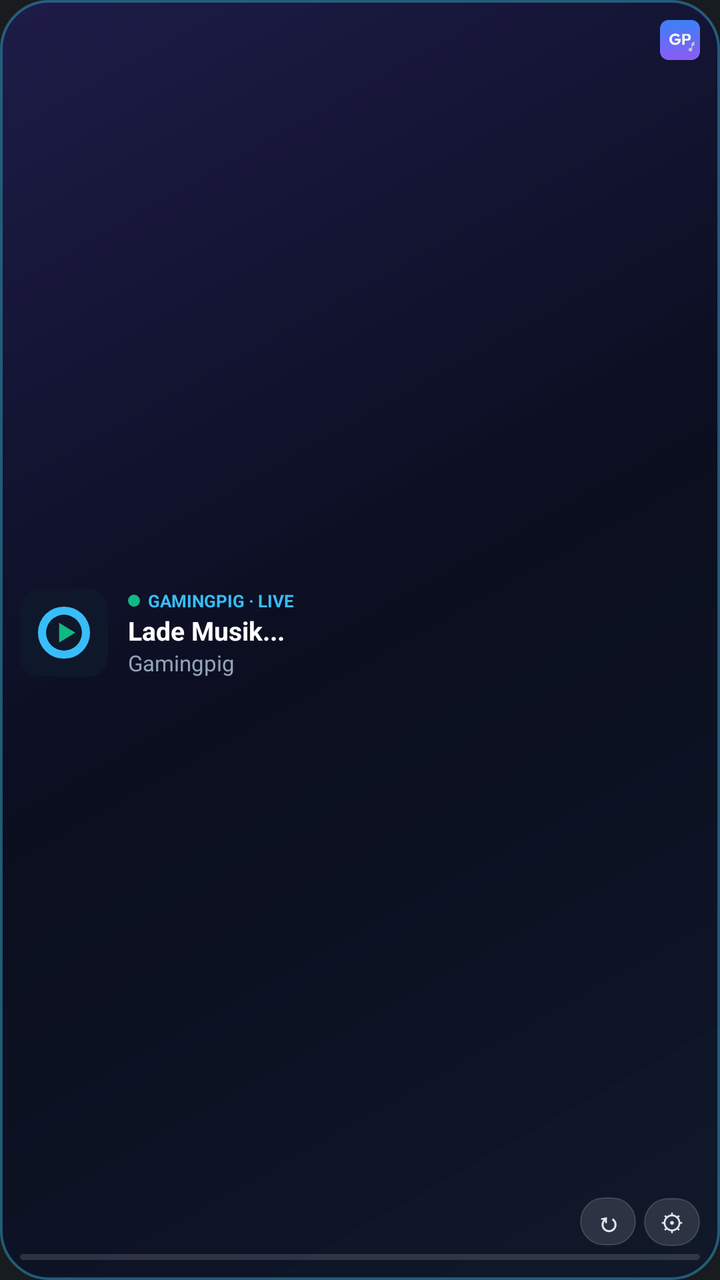
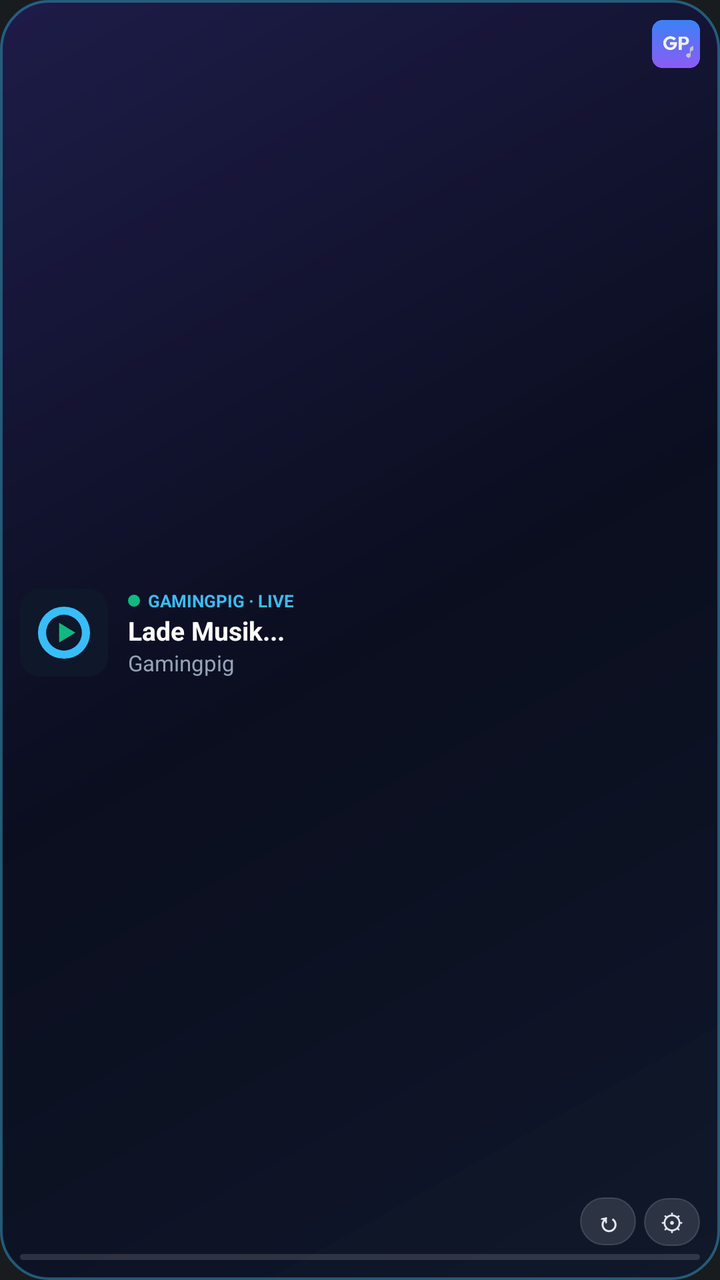

Two renders of the same Android screen: before a commit and after it. Below are the layout's source before the change and the commit's diff.
<!-- AndroidManifest.xml: application theme android:Theme.DeviceDefault.NoActionBar -->
<!-- res/layout/widget_layout_compact.xml -->
<?xml version="1.0" encoding="utf-8"?>
<FrameLayout xmlns:android="http://schemas.android.com/apk/res/android"
    android:id="@+id/widget_root"
    android:layout_width="match_parent"
    android:layout_height="match_parent"
    android:background="@drawable/widget_bg_liquid">

    <ImageView
        android:id="@+id/widget_bg_image"
        android:layout_width="match_parent"
        android:layout_height="match_parent"
        android:scaleType="fitXY"
        android:visibility="gone" />

    <LinearLayout
        android:layout_width="match_parent"
        android:layout_height="match_parent"
        android:gravity="center_vertical"
        android:orientation="vertical"
        android:padding="10dp">

        <LinearLayout
            android:layout_width="match_parent"
            android:layout_height="0dp"
            android:layout_weight="1"
            android:gravity="center_vertical"
            android:orientation="horizontal">

            <LinearLayout
                android:id="@+id/widget_content_area"
                android:layout_width="0dp"
                android:layout_height="wrap_content"
                android:layout_weight="1"
                android:gravity="center_vertical"
                android:orientation="horizontal">

                <ImageView
                    android:id="@+id/widget_cover"
                    android:layout_width="44dp"
                    android:layout_height="44dp"
                    android:background="@drawable/cover_placeholder"
                    android:scaleType="centerCrop"
                    android:src="@drawable/ic_launcher_pig" />

                <LinearLayout
                    android:layout_width="0dp"
                    android:layout_height="wrap_content"
                    android:layout_marginStart="10dp"
                    android:layout_weight="1"
                    android:orientation="vertical">

                    <LinearLayout
                        android:layout_width="match_parent"
                        android:layout_height="wrap_content"
                        android:gravity="center_vertical"
                        android:orientation="horizontal">

                        <ImageView
                            android:id="@+id/widget_status_dot"
                            android:layout_width="6dp"
                            android:layout_height="6dp"
                            android:src="@drawable/status_dot_live" />

                        <TextView
                            android:id="@+id/widget_status_text"
                            android:layout_width="wrap_content"
                            android:layout_height="wrap_content"
                            android:layout_marginStart="4dp"
                            android:ellipsize="end"
                            android:maxLines="1"
                            android:text="GAMINGPIG · LIVE"
                            android:textColor="#38BDF8"
                            android:textSize="8.5sp"
                            android:textStyle="bold" />
                    </LinearLayout>

                    <TextView
                        android:id="@+id/widget_title"
                        android:layout_width="match_parent"
                        android:layout_height="wrap_content"
                        android:ellipsize="end"
                        android:maxLines="1"
                        android:text="Lade Musik..."
                        android:textColor="#FFFFFF"
                        android:textSize="13sp"
                        android:textStyle="bold" />

                    <TextView
                        android:id="@+id/widget_artist"
                        android:layout_width="match_parent"
                        android:layout_height="wrap_content"
                        android:ellipsize="end"
                        android:maxLines="1"
                        android:text="Gamingpig"
                        android:textColor="#94A3B8"
                        android:textSize="11sp" />

                    <TextView
                        android:id="@+id/widget_meta"
                        android:layout_width="0dp"
                        android:layout_height="0dp"
                        android:visibility="gone" />

                    <TextView
                        android:id="@+id/widget_recent_text"
                        android:layout_width="0dp"
                        android:layout_height="0dp"
                        android:visibility="gone" />
                </LinearLayout>
            </LinearLayout>

            
            <LinearLayout
                android:layout_width="wrap_content"
                android:layout_height="match_parent"
                android:layout_marginStart="6dp"
                android:gravity="end"
                android:orientation="vertical">

                <ImageView
                    android:id="@+id/widget_app_logo"
                    android:layout_width="20dp"
                    android:layout_height="20dp"
                    android:src="@drawable/ic_gamingpig_app" />

                <LinearLayout
                    android:layout_width="wrap_content"
                    android:layout_height="0dp"
                    android:layout_weight="1"
                    android:gravity="bottom|end"
                    android:orientation="horizontal">

                    <TextView
                        android:id="@+id/widget_btn_refresh"
                        android:layout_width="28dp"
                        android:layout_height="24dp"
                        android:background="@drawable/widget_btn_bg_dark"
                        android:gravity="center"
                        android:text="↻"
                        android:textColor="#E2E8F0"
                        android:textSize="13sp"
                        android:textStyle="bold" />

                    <TextView
                        android:id="@+id/widget_btn_config"
                        android:layout_width="28dp"
                        android:layout_height="24dp"
                        android:layout_marginStart="4dp"
                        android:background="@drawable/widget_btn_bg_dark"
                        android:gravity="center"
                        android:text="⚙"
                        android:textColor="#E2E8F0"
                        android:textSize="12sp" />
                </LinearLayout>
            </LinearLayout>
        </LinearLayout>

        <ProgressBar
            android:id="@+id/widget_progress"
            style="?android:attr/progressBarStyleHorizontal"
            android:layout_width="match_parent"
            android:layout_height="3dp"
            android:layout_marginTop="4dp"
            android:max="100"
            android:progress="0"
            android:progressDrawable="@drawable/progress_bar_custom" />

    </LinearLayout>
</FrameLayout>
<!-- resources referenced by this layout -->
<resources>
  <!-- drawable cover_placeholder (drawable) -->
  <?xml version="1.0" encoding="utf-8"?>
  <shape xmlns:android="http://schemas.android.com/apk/res/android" android:shape="rectangle">
      <solid android:color="#1E293B" />
      <corners android:radius="14dp" />
      <stroke android:width="1dp" android:color="#26FFFFFF" />
  </shape>
  <!-- drawable ic_gamingpig_app: png bitmap (drawable, 4285 bytes) -->
  <!-- drawable ic_launcher_pig (drawable) -->
  <?xml version="1.0" encoding="utf-8"?>
  <vector xmlns:android="http://schemas.android.com/apk/res/android"
      android:width="108dp"
      android:height="108dp"
      android:viewportWidth="108"
      android:viewportHeight="108">
      <path
          android:fillColor="#0F172A"
          android:pathData="M24,0 L84,0 A24,24 0 0,1 108,24 L108,84 A24,24 0 0,1 84,108 L24,108 A24,24 0 0,1 0,84 L0,24 A24,24 0 0,1 24,0 Z" />
      <path
          android:fillColor="#38BDF8"
          android:pathData="M54,22 A32,32 0 1,0 54,86 A32,32 0 1,0 54,22 Z M54,32 A22,22 0 1,1 54,76 A22,22 0 1,1 54,32 Z" />
      <path
          android:fillColor="#10B981"
          android:pathData="M48,42 L68,54 L48,66 Z" />
  </vector>
  <!-- drawable progress_bar_custom (drawable) -->
  <?xml version="1.0" encoding="utf-8"?>
  <layer-list xmlns:android="http://schemas.android.com/apk/res/android">
      <item android:id="@android:id/background">
          <shape android:shape="rectangle">
              <corners android:radius="4dp" />
              <solid android:color="#22FFFFFF" />
          </shape>
      </item>
      <item android:id="@android:id/progress">
          <clip>
              <shape android:shape="rectangle">
                  <corners android:radius="4dp" />
                  <gradient
                      android:startColor="#38BDF8"
                      android:centerColor="#818CF8"
                      android:endColor="#EC4899"
                      android:angle="0" />
              </shape>
          </clip>
      </item>
  </layer-list>
  <!-- drawable status_dot_live (drawable) -->
  <?xml version="1.0" encoding="utf-8"?>
  <shape xmlns:android="http://schemas.android.com/apk/res/android" android:shape="oval">
      <solid android:color="#10B981" />
  </shape>
  <!-- drawable widget_bg_liquid (drawable) -->
  <?xml version="1.0" encoding="utf-8"?>
  <shape xmlns:android="http://schemas.android.com/apk/res/android" android:shape="rectangle">
      <gradient
          android:angle="135"
          android:startColor="#EB0F172A"
          android:centerColor="#F0090D1F"
          android:endColor="#EB1E1B4B"
          android:type="linear" />
      <corners android:radius="24dp" />
      <stroke android:width="1.3dp" android:color="#6638BDF8" />
  </shape>
  <!-- drawable widget_btn_bg_dark (drawable) -->
  <?xml version="1.0" encoding="utf-8"?>
  <shape xmlns:android="http://schemas.android.com/apk/res/android" android:shape="rectangle">
      <solid android:color="#1FFFFFFF" />
      <corners android:radius="12dp" />
      <stroke android:width="0.8dp" android:color="#26FFFFFF" />
  </shape>
</resources>

<!-- the commit's change to res/layout/widget_layout_compact.xml (unified diff, before → after) -->
@@ -119,8 +119,9 @@
 
                 <ImageView
                     android:id="@+id/widget_app_logo"
-                    android:layout_width="20dp"
-                    android:layout_height="20dp"
+                    android:layout_width="24dp"
+                    android:layout_height="24dp"
+                    android:scaleType="fitCenter"
                     android:src="@drawable/ic_gamingpig_app" />
 
                 <LinearLayout
